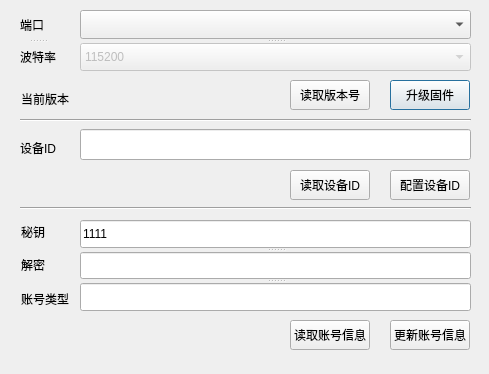
First picture: the form in dialog.ui, repository yangang123/QtSerialUploader, before the edit.
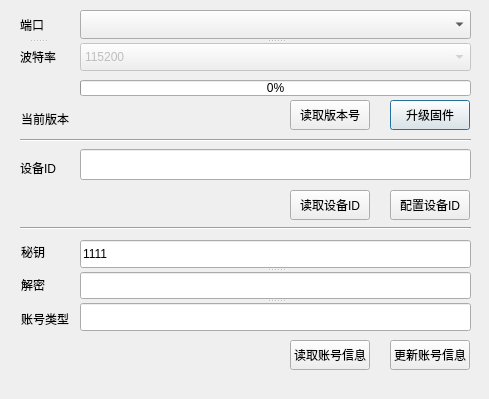
Second picture: the form after the edit.

The edit to the form file:
```diff
--- a/dialog.ui
+++ b/dialog.ui
@@ -7,7 +7,7 @@
     <x>0</x>
     <y>0</y>
     <width>489</width>
-    <height>374</height>
+    <height>399</height>
    </rect>
   </property>
   <property name="palette">
@@ -54,7 +54,7 @@
    <property name="geometry">
     <rect>
      <x>21</x>
-     <y>91</y>
+     <y>111</y>
      <width>60</width>
      <height>16</height>
     </rect>
@@ -67,7 +67,7 @@
    <property name="geometry">
     <rect>
      <x>390</x>
-     <y>80</y>
+     <y>100</y>
      <width>80</width>
      <height>30</height>
     </rect>
@@ -86,7 +86,7 @@
    <property name="geometry">
     <rect>
      <x>80</x>
-     <y>90</y>
+     <y>110</y>
      <width>61</width>
      <height>20</height>
     </rect>
@@ -99,7 +99,7 @@
    <property name="geometry">
     <rect>
      <x>21</x>
-     <y>221</y>
+     <y>241</y>
      <width>24</width>
      <height>21</height>
     </rect>
@@ -112,7 +112,7 @@
    <property name="geometry">
     <rect>
      <x>21</x>
-     <y>249</y>
+     <y>269</y>
      <width>24</width>
      <height>31</height>
     </rect>
@@ -125,7 +125,7 @@
    <property name="geometry">
     <rect>
      <x>21</x>
-     <y>278</y>
+     <y>298</y>
      <width>48</width>
      <height>41</height>
     </rect>
@@ -138,7 +138,7 @@
    <property name="geometry">
     <rect>
      <x>20</x>
-     <y>200</y>
+     <y>220</y>
      <width>451</width>
      <height>16</height>
     </rect>
@@ -151,7 +151,7 @@
    <property name="geometry">
     <rect>
      <x>80</x>
-     <y>129</y>
+     <y>149</y>
      <width>391</width>
      <height>31</height>
     </rect>
@@ -161,7 +161,7 @@
    <property name="geometry">
     <rect>
      <x>20</x>
-     <y>140</y>
+     <y>160</y>
      <width>36</width>
      <height>16</height>
     </rect>
@@ -174,7 +174,7 @@
    <property name="geometry">
     <rect>
      <x>20</x>
-     <y>110</y>
+     <y>130</y>
      <width>451</width>
      <height>21</height>
     </rect>
@@ -187,7 +187,7 @@
    <property name="geometry">
     <rect>
      <x>290</x>
-     <y>170</y>
+     <y>190</y>
      <width>80</width>
      <height>30</height>
     </rect>
@@ -200,7 +200,7 @@
    <property name="geometry">
     <rect>
      <x>390</x>
-     <y>170</y>
+     <y>190</y>
      <width>80</width>
      <height>30</height>
     </rect>
@@ -213,7 +213,7 @@
    <property name="geometry">
     <rect>
      <x>290</x>
-     <y>320</y>
+     <y>340</y>
      <width>80</width>
      <height>30</height>
     </rect>
@@ -263,7 +263,7 @@
    <property name="geometry">
     <rect>
      <x>390</x>
-     <y>320</y>
+     <y>340</y>
      <width>80</width>
      <height>30</height>
     </rect>
@@ -276,7 +276,7 @@
    <property name="geometry">
     <rect>
      <x>290</x>
-     <y>80</y>
+     <y>100</y>
      <width>80</width>
      <height>30</height>
     </rect>
@@ -326,7 +326,7 @@
    <property name="geometry">
     <rect>
      <x>80</x>
-     <y>220</y>
+     <y>240</y>
      <width>391</width>
      <height>91</height>
     </rect>
@@ -399,6 +399,19 @@
     </property>
    </widget>
   </widget>
+  <widget class="QProgressBar" name="progressBar_upload">
+   <property name="geometry">
+    <rect>
+     <x>80</x>
+     <y>80</y>
+     <width>391</width>
+     <height>16</height>
+    </rect>
+   </property>
+   <property name="value">
+    <number>0</number>
+   </property>
+  </widget>
   <zorder>splitter_2</zorder>
   <zorder>splitter</zorder>
   <zorder>splitter_3</zorder>
```
Left out of the diff: 1 changed line with no effect on the pictures.
